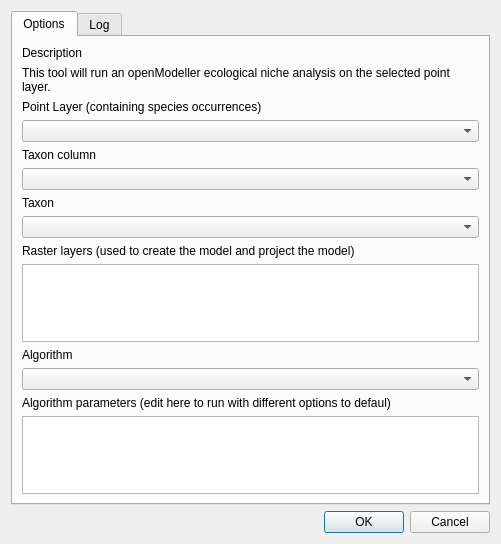
This is species_explorer/openmodeller_dialog_base.ui in kartoza/SpeciesExplorer as Qt 5 draws it before an edit. The edited form follows.
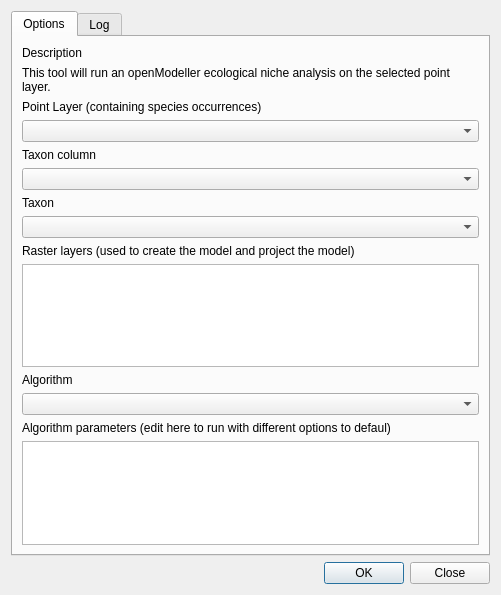
This is the edited form.

Commit message: Part 1 of options dialog

Patch:
```diff
--- a/species_explorer/openmodeller_dialog_base.ui
+++ b/species_explorer/openmodeller_dialog_base.ui
@@ -7,7 +7,7 @@
     <x>0</x>
     <y>0</y>
     <width>501</width>
-    <height>544</height>
+    <height>595</height>
    </rect>
   </property>
   <property name="windowTitle">
@@ -150,7 +150,7 @@
    <item row="1" column="0">
     <widget class="QDialogButtonBox" name="button_box">
      <property name="standardButtons">
-      <set>QDialogButtonBox::Cancel|QDialogButtonBox::Ok</set>
+      <set>QDialogButtonBox::Close|QDialogButtonBox::Ok</set>
      </property>
     </widget>
    </item>
```
The commit also changes 7 other files.
